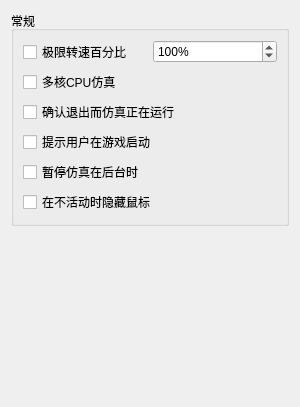
Qt form src/yuzu/configuration/configure_general.ui (formylover/yuzu-early-access) before a commit.
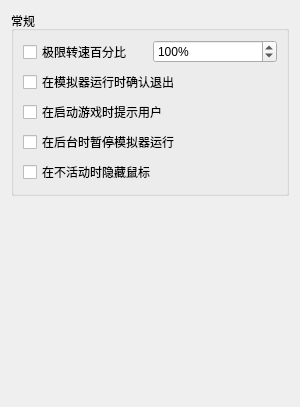
The same form after that commit.

The edit to the form file:
```diff
--- a/src/yuzu/configuration/configure_general.ui
+++ b/src/yuzu/configuration/configure_general.ui
@@ -51,31 +51,24 @@
             </item>
            </layout>
           </item>
-          <item>
-           <widget class="QCheckBox" name="use_multi_core">
-            <property name="text">
-             <string>多核CPU仿真</string>
-            </property>
-           </widget>
-          </item>
           <item>
            <widget class="QCheckBox" name="toggle_check_exit">
             <property name="text">
-             <string>确认退出而仿真正在运行</string>
+             <string>在模拟器运行时确认退出</string>
             </property>
            </widget>
           </item>
           <item>
            <widget class="QCheckBox" name="toggle_user_on_boot">
             <property name="text">
-             <string>提示用户在游戏启动</string>
+             <string>在启动游戏时提示用户</string>
             </property>
            </widget>
           </item>
           <item>
            <widget class="QCheckBox" name="toggle_background_pause">
             <property name="text">
-             <string>暂停仿真在后台时</string>
+             <string>在后台时暂停模拟器运行</string>
             </property>
            </widget>
           </item>
```
